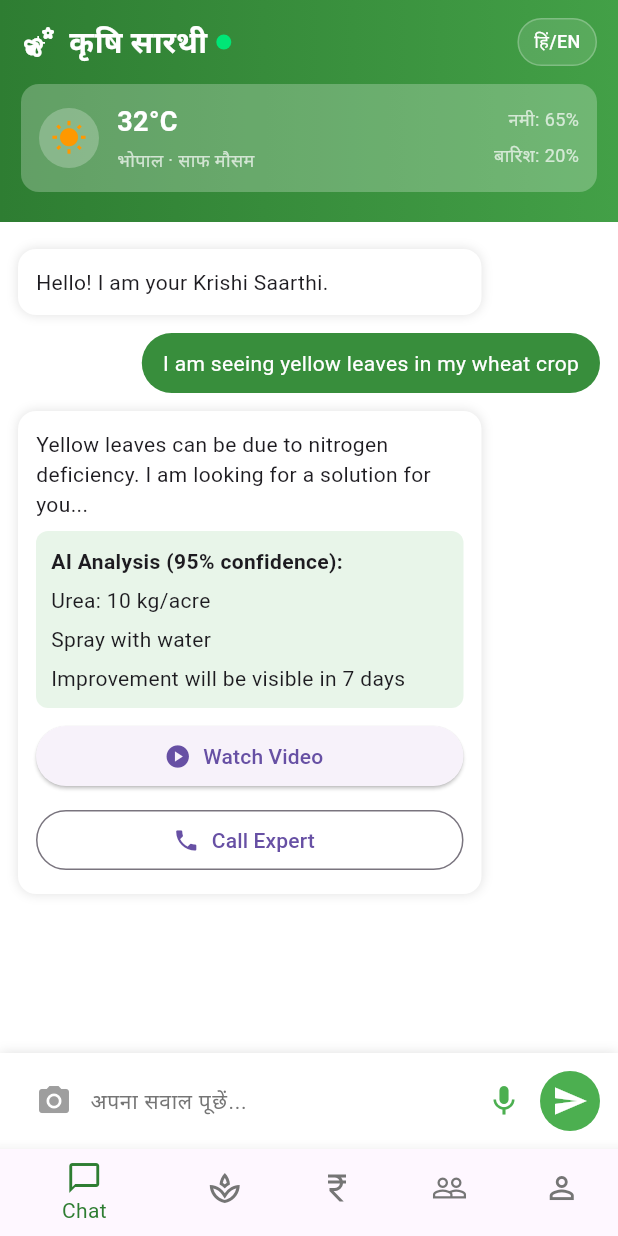
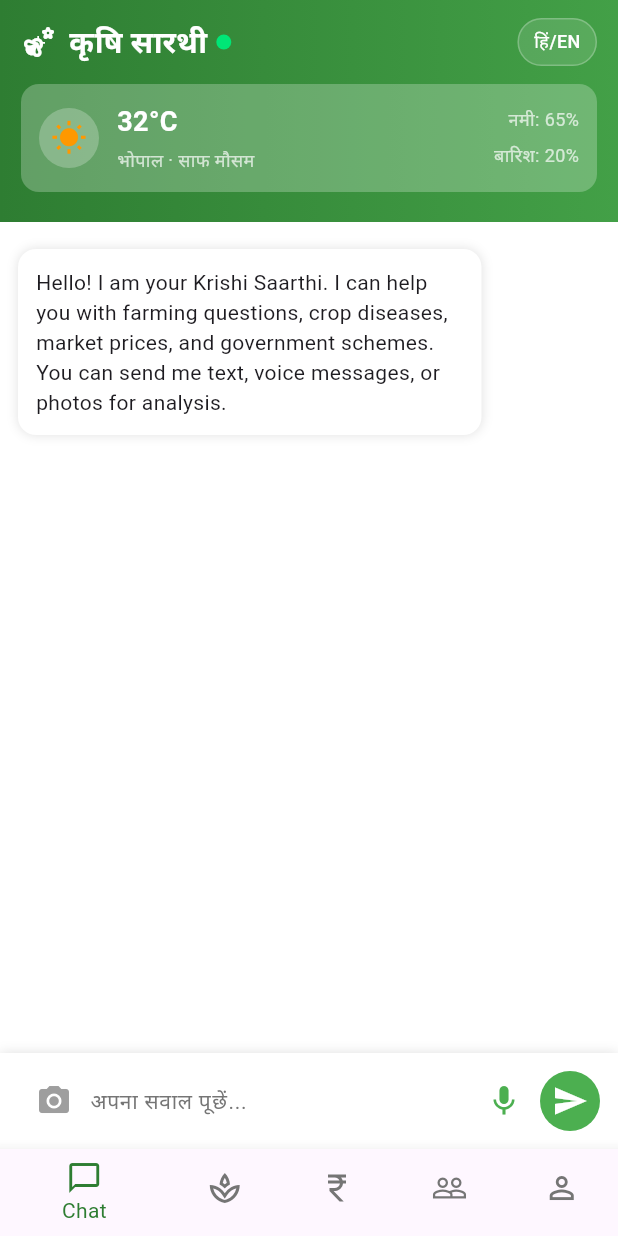
Before and after one commit to divyanshkul/Krishi-Saarthi, a Flutter app: the screen it shows after launch, on a phone screen of 412 x 824 dp. Run offline on Flutter 3.47's test engine with Material 3 defaults, Android fonts, the phone set to English and light mode, and no system bars; our stand-ins replace dio, flutter_dotenv, image_picker, permission_handler, shared_preferences, youtube_player_flutter; missing offline and left inert: record.

Commit message:
feat: implemented dynamic chat with video + website rendering

```diff
--- /dev/null
+++ b/mobile/lib/models/chat_message.dart
@@ -0,0 +1,32 @@
+import 'chat_response_model.dart';
+
+class ChatMessage {
+  final bool isUser;
+  final String text;
+  final ChatResponseModel? aiResponse;
+  final DateTime timestamp;
+
+  const ChatMessage({
+    required this.isUser,
+    required this.text,
+    this.aiResponse,
+    required this.timestamp,
+  });
+
+  factory ChatMessage.user(String text) {
+    return ChatMessage(
+      isUser: true,
+      text: text,
+      timestamp: DateTime.now(),
+    );
+  }
+
+  factory ChatMessage.ai(ChatResponseModel response) {
+    return ChatMessage(
+      isUser: false,
+      text: response.text,
+      aiResponse: response,
+      timestamp: DateTime.now(),
+    );
+  }
+}
--- /dev/null
+++ b/mobile/lib/models/chat_response_model.dart
@@ -0,0 +1,35 @@
+import 'package:youtube_player_flutter/youtube_player_flutter.dart';
+
+class ChatResponseModel {
+  final String text;
+  final String? videoUrl;
+  final String? videoTitle;
+  final String? websiteUrl;
+  final String? websiteTitle;
+
+  const ChatResponseModel({
+    required this.text,
+    this.videoUrl,
+    this.videoTitle,
+    this.websiteUrl,
+    this.websiteTitle,
+  });
+
+  factory ChatResponseModel.fromJson(Map<String, dynamic> json) {
+    return ChatResponseModel(
+      text: json['text'] ?? '',
+      videoUrl: json['video_url'],
+      videoTitle: json['video_title'],
+      websiteUrl: json['website_url'],
+      websiteTitle: json['website_title'],
+    );
+  }
+
+  bool get hasVideo => videoUrl != null && videoUrl!.isNotEmpty;
+  bool get hasWebsite => websiteUrl != null && websiteUrl!.isNotEmpty;
+
+  String? get videoId {
+    if (!hasVideo) return null;
+    return YoutubePlayer.convertUrlToId(videoUrl!);
+  }
+}
--- a/mobile/lib/pages/chat_page.dart
+++ b/mobile/lib/pages/chat_page.dart
@@ -1,4 +1,3 @@
-import 'dart:io';
 import 'package:flutter/material.dart';
 import 'package:provider/provider.dart';
 import 'package:krishi_saarthi_mobile/screens/voice_recording_screen.dart';
@@ -9,6 +8,8 @@ import '../providers/recording_provider.dart';
 import '../providers/photo_provider.dart';
 import '../providers/text_provider.dart';
 import '../providers/language_provider.dart';
+import '../models/chat_message.dart';
+import '../models/chat_response_model.dart';
 
 class ChatPage extends StatefulWidget {
   const ChatPage({super.key});
@@ -19,6 +20,47 @@ class ChatPage extends StatefulWidget {
 
 class _ChatPageState extends State<ChatPage> {
   final TextEditingController _textController = TextEditingController();
+  final List<ChatMessage> _chatHistory = [];
+
+  @override
+  void initState() {
+    super.initState();
+    _addWelcomeMessage();
+  }
+
+  void _addWelcomeMessage() {
+    final welcomeResponse = ChatResponseModel(
+      text: 'Hello! I am your Krishi Saarthi. I can help you with farming questions, crop diseases, market prices, and government schemes. You can send me text, voice messages, or photos for analysis.',
+    );
+    _chatHistory.add(ChatMessage.ai(welcomeResponse));
+  }
+
+  Widget _buildChatList() {
+    return ListView.builder(
+      padding: const EdgeInsets.all(12),
+      itemCount: _chatHistory.length,
+      itemBuilder: (context, index) {
+        final message = _chatHistory[index];
+
+        if (message.isUser) {
+          return ChatResponseCard(
+            isUser: true,
+            text: message.text,
+          );
+        } else {
+          final aiResponse = message.aiResponse!;
+          return ChatResponseCard(
+            isUser: false,
+            text: aiResponse.text,
+            videoUrl: aiResponse.videoUrl,
+            videoTitle: aiResponse.videoTitle,
+            websiteUrl: aiResponse.websiteUrl,
+            websiteTitle: aiResponse.websiteTitle,
+          );
+        }
+      },
+    );
+  }
 
   @override
   Widget build(BuildContext context) {
@@ -27,32 +69,7 @@ class _ChatPageState extends State<ChatPage> {
         children: [
           const AppHeader(),
           Expanded(
-            child: ListView(
-              padding: const EdgeInsets.all(12),
-              children: [
-                const ChatResponseCard(
-                  isUser: false,
-                  text: 'Hello! I am your Krishi Saarthi.',
-                  aiTitle: null,
-                ),
-                const ChatResponseCard(
-                  isUser: true,
-                  text: 'I am seeing yellow leaves in my wheat crop',
-                ),
-                const ChatResponseCard(
-                  isUser: false,
-                  text:
-                      'Yellow leaves can be due to nitrogen deficiency. I am looking for a solution for you...',
-                  aiTitle: 'AI Analysis (95% confidence):',
-                  aiBullets: [
-                    'Urea: 10 kg/acre',
-                    'Spray with water',
-                    'Improvement will be visible in 7 days',
-                  ],
-                  showActions: true,
-                ),
-              ],
-            ),
+            child: _buildChatList(),
           ),
           Consumer3<RecordingProvider, PhotoProvider, TextProvider>(
             builder: (context, recordingProvider, photoProvider, textProvider, child) {
@@ -314,6 +331,11 @@ class _ChatPageState extends State<ChatPage> {
 
     // Use Case 1 & 2: Text (with or without audio/photo) - Text takes priority
     if (hasText) {
+      // Add user message to chat
+      setState(() {
+        _chatHistory.add(ChatMessage.user(_textController.text));
+      });
+
       if (hasPhoto) {
         debugPrint('📝📷 Processing text + photo (ignoring audio if present)');
         await textProvider.processText(photoProvider.currentPhotoPath);
@@ -323,8 +345,11 @@ class _ChatPageState extends State<ChatPage> {
       }
 
       // Handle result
-      if (textProvider.processingState == TextProcessingState.success) {
-        debugPrint('✅ Text AI Response: ${textProvider.aiResponse}');
+      if (textProvider.processingState == TextProcessingState.success && textProvider.lastResponse != null) {
+        debugPrint('✅ Text AI Response: ${textProvider.lastResponse!.text}');
+        setState(() {
+          _chatHistory.add(ChatMessage.ai(textProvider.lastResponse!));
+        });
         _textController.clear(); // Clear text field
         if (hasPhoto) photoProvider.clearPhoto(); // Clear photo attachment
         if (hasAudio) recordingProvider.clearRecording(); // Clear audio if present
@@ -334,11 +359,19 @@ class _ChatPageState extends State<ChatPage> {
     }
     // Use Case 3: Audio + Photo
     else if (hasAudio && hasPhoto) {
+      // Add placeholder for audio input (will be replaced by AI response)
+      setState(() {
+        _chatHistory.add(ChatMessage.user("Audio message with photo"));
+      });
+
       debugPrint('🎵📷 Processing audio + photo');
       await recordingProvider.processAudio(photoProvider.currentPhotoPath);
 
-      if (recordingProvider.processingState == ProcessingState.success) {
-        debugPrint('✅ Audio+Photo AI Response: ${recordingProvider.aiResponse}');
+      if (recordingProvider.processingState == ProcessingState.success && recordingProvider.lastResponse != null) {
+        debugPrint('✅ Audio+Photo AI Response: ${recordingProvider.lastResponse!.text}');
+        setState(() {
+          _chatHistory.add(ChatMessage.ai(recordingProvider.lastResponse!));
+        });
         if (hasText) _textController.clear(); // Clear text if present
         photoProvider.clearPhoto(); // Clear photo attachment
       } else if (recordingProvider.processingState == ProcessingState.error && context.mounted) {
@@ -347,11 +380,19 @@ class _ChatPageState extends State<ChatPage> {
     }
     // Use Case 4: Audio Only
     else if (hasAudio && !hasPhoto) {
+      // Add placeholder for audio input (will be replaced by AI response)
+      setState(() {
+        _chatHistory.add(ChatMessage.user("Audio message"));
+      });
+
       debugPrint('🎵 Processing audio only');
       await recordingProvider.processAudio();
 
-      if (recordingProvider.processingState == ProcessingState.success) {
-        debugPrint('✅ Audio AI Response: ${recordingProvider.aiResponse}');
+      if (recordingProvider.processingState == ProcessingState.success && recordingProvider.lastResponse != null) {
+        debugPrint('✅ Audio AI Response: ${recordingProvider.lastResponse!.text}');
+        setState(() {
+          _chatHistory.add(ChatMessage.ai(recordingProvider.lastResponse!));
+        });
         if (hasText) _textController.clear(); // Clear text if present
       } else if (recordingProvider.processingState == ProcessingState.error && context.mounted) {
         _showError(context, 'Audio processing error: ${recordingProvider.processingError}');
--- a/mobile/lib/providers/recording_provider.dart
+++ b/mobile/lib/providers/recording_provider.dart
@@ -1,5 +1,6 @@
 import 'package:flutter/material.dart';
 import '../services/audio_processing_service.dart';
+import '../models/chat_response_model.dart';
 
 enum ProcessingState { idle, processing, success, error }
 
@@ -7,7 +8,7 @@ class RecordingProvider with ChangeNotifier {
   String? _currentRecordingPath;
   bool _hasRecording = false;
   ProcessingState _processingState = ProcessingState.idle;
-  String? _aiResponse;
+  ChatResponseModel? _lastResponse;
   String? _processingError;
 
   final AudioProcessingService _audioProcessingService = AudioProcessingService();
@@ -15,7 +16,7 @@ class RecordingProvider with ChangeNotifier {
   String? get currentRecordingPath => _currentRecordingPath;
   bool get hasRecording => _hasRecording;
   ProcessingState get processingState => _processingState;
-  String? get aiResponse => _aiResponse;
+  ChatResponseModel? get lastResponse => _lastResponse;
   String? get processingError => _processingError;
   bool get isProcessing => _processingState == ProcessingState.processing;
 
@@ -29,7 +30,7 @@ class RecordingProvider with ChangeNotifier {
     _currentRecordingPath = null;
     _hasRecording = false;
     _processingState = ProcessingState.idle;
-    _aiResponse = null;
+    _lastResponse = null;
     _processingError = null;
     notifyListeners();
   }
@@ -49,8 +50,8 @@ class RecordingProvider with ChangeNotifier {
 
       final result = await _audioProcessingService.processAudio(_currentRecordingPath!, imagePath);
 
-      if (result != null && result['success'] == true) {
-        _aiResponse = result['response'] ?? 'No response received';
+      if (result != null && result['success'] == true && result['response'] != null) {
+        _lastResponse = ChatResponseModel.fromJson(result['response']);
         _processingState = ProcessingState.success;
 
         // Clear recording after successful processing
@@ -70,7 +71,7 @@ class RecordingProvider with ChangeNotifier {
 
   void clearProcessing() {
     _processingState = ProcessingState.idle;
-    _aiResponse = null;
+    _lastResponse = null;
     _processingError = null;
     notifyListeners();
   }
--- a/mobile/lib/providers/text_provider.dart
+++ b/mobile/lib/providers/text_provider.dart
@@ -1,19 +1,20 @@
 import 'package:flutter/material.dart';
 import '../services/audio_processing_service.dart';
+import '../models/chat_response_model.dart';
 
 enum TextProcessingState { idle, processing, success, error }
 
 class TextProvider with ChangeNotifier {
   String _currentText = '';
   TextProcessingState _processingState = TextProcessingState.idle;
-  String? _aiResponse;
+  ChatResponseModel? _lastResponse;
   String? _processingError;
 
   final AudioProcessingService _audioProcessingService = AudioProcessingService();
 
   String get currentText => _currentText;
   TextProcessingState get processingState => _processingState;
-  String? get aiResponse => _aiResponse;
+  ChatResponseModel? get lastResponse => _lastResponse;
   String? get processingError => _processingError;
   bool get isProcessing => _processingState == TextProcessingState.processing;
   bool get hasText => _currentText.trim().isNotEmpty;
@@ -26,7 +27,7 @@ class TextProvider with ChangeNotifier {
   void clearText() {
     _currentText = '';
     _processingState = TextProcessingState.idle;
-    _aiResponse = null;
+    _lastResponse = null;
     _processingError = null;
     notifyListeners();
   }
@@ -46,8 +47,8 @@ class TextProvider with ChangeNotifier {
 
       final result = await _audioProcessingService.processText(_currentText, imagePath);
 
-      if (result != null && result['success'] == true) {
-        _aiResponse = result['response'] ?? 'No response received';
+      if (result != null && result['success'] == true && result['response'] != null) {
+        _lastResponse = ChatResponseModel.fromJson(result['response']);
         _processingState = TextProcessingState.success;
 
         // Clear text after successful processing
@@ -66,7 +67,7 @@ class TextProvider with ChangeNotifier {
 
   void clearProcessing() {
     _processingState = TextProcessingState.idle;
-    _aiResponse = null;
+    _lastResponse = null;
     _processingError = null;
     notifyListeners();
   }
--- a/mobile/lib/widgets/chat_response.dart
+++ b/mobile/lib/widgets/chat_response.dart
@@ -1,24 +1,34 @@
 import 'package:flutter/material.dart';
+import 'package:url_launcher/url_launcher.dart';
+import 'video_player_modal.dart';
 
 class ChatResponseCard extends StatelessWidget {
   final bool isUser;
   final String text;
-  final String? aiTitle;
-  final List<String>? aiBullets;
-  final bool showActions;
+  final String? videoUrl;
+  final String? videoTitle;
+  final String? websiteUrl;
+  final String? websiteTitle;
 
   const ChatResponseCard({
     super.key,
     this.isUser = false,
     required this.text,
-    this.aiTitle,
-    this.aiBullets,
-    this.showActions = false,
+    this.videoUrl,
+    this.videoTitle,
+    this.websiteUrl,
+    this.websiteTitle,
   });
 
   @override
   Widget build(BuildContext context) {
     if (isUser) {
+      return _buildUserMessage();
+    }
+    return _buildAIMessage(context);
+  }
+
+  Widget _buildUserMessage() {
     return Align(
       alignment: Alignment.centerRight,
       child: Container(
@@ -33,7 +43,7 @@ class ChatResponseCard extends StatelessWidget {
     );
   }
 
-    // AI response card
+  Widget _buildAIMessage(BuildContext context) {
     return Align(
       alignment: Alignment.centerLeft,
       child: Container(
@@ -49,51 +59,14 @@ class ChatResponseCard extends StatelessWidget {
           crossAxisAlignment: CrossAxisAlignment.start,
           children: [
             Text(text),
-            if (aiTitle != null ||
-                (aiBullets != null && aiBullets!.isNotEmpty)) ...[
-              const SizedBox(height: 8),
-              Container(
-                width: double.infinity,
-                padding: const EdgeInsets.all(10),
-                decoration: BoxDecoration(
-                  color: Colors.green.shade50,
-                  borderRadius: BorderRadius.circular(8),
-                ),
-                child: Column(
-                  crossAxisAlignment: CrossAxisAlignment.start,
-                  children: [
-                    if (aiTitle != null)
-                      Text(
-                        aiTitle!,
-                        style: const TextStyle(fontWeight: FontWeight.bold),
-                      ),
-                    if (aiBullets != null)
-                      ...aiBullets!.map(
-                        (b) => Padding(
-                          padding: const EdgeInsets.only(top: 6),
-                          child: Text(b),
-                        ),
-                      ),
-                  ],
-                ),
-              ),
-            ],
-            if (showActions) ...[
-              const SizedBox(height: 8),
+            if (_hasActions) ...[
+              const SizedBox(height: 12),
               Column(
                 crossAxisAlignment: CrossAxisAlignment.stretch,
                 children: [
-                  ElevatedButton.icon(
-                    onPressed: () {},
-                    icon: const Icon(Icons.play_circle),
-                    label: const Text('Watch Video'),
-                  ),
-                  const SizedBox(height: 8),
-                  OutlinedButton.icon(
-                    onPressed: () {},
-                    icon: const Icon(Icons.phone),
-                    label: const Text('Call Expert'),
-                  ),
+                  if (_hasVideo) _buildVideoButton(context),
+                  if (_hasVideo && _hasWebsite) const SizedBox(height: 8),
+                  if (_hasWebsite) _buildWebsiteButton(),
                 ],
               ),
             ],
@@ -102,4 +75,47 @@ class ChatResponseCard extends StatelessWidget {
       ),
     );
   }
+
+  Widget _buildVideoButton(BuildContext context) {
+    return ElevatedButton.icon(
+      onPressed: () => _onVideoTap(context),
+      icon: const Icon(Icons.play_circle),
+      label: Text(videoTitle ?? 'Watch Video'),
+      style: ElevatedButton.styleFrom(
+        backgroundColor: Colors.green.shade700,
+        foregroundColor: Colors.white,
+      ),
+    );
   }
+
+  Widget _buildWebsiteButton() {
+    return OutlinedButton.icon(
+      onPressed: _onWebsiteTap,
+      icon: const Icon(Icons.language),
+      label: Text(websiteTitle ?? 'View Website'),
+      style: OutlinedButton.styleFrom(
+        side: BorderSide(color: Colors.green.shade700),
+        foregroundColor: Colors.green.shade700,
+      ),
+    );
+  }
+
+  bool get _hasVideo => videoUrl != null && videoUrl!.isNotEmpty;
+  bool get _hasWebsite => websiteUrl != null && websiteUrl!.isNotEmpty;
+  bool get _hasActions => _hasVideo || _hasWebsite;
+
+  void _onVideoTap(BuildContext context) {
+    if (_hasVideo) {
+      VideoPlayerModal.show(context, videoUrl!, videoTitle);
+    }
+  }
+
+  void _onWebsiteTap() async {
+    if (_hasWebsite) {
+      final uri = Uri.parse(websiteUrl!);
+      if (await canLaunchUrl(uri)) {
+        await launchUrl(uri, mode: LaunchMode.externalApplication);
+      }
+    }
+  }
+}
--- a/mobile/pubspec.yaml
+++ b/mobile/pubspec.yaml
@@ -44,6 +44,7 @@ dependencies:
   image_picker: ^1.0.4
   path: ^1.9.0
   shared_preferences: ^2.2.2
+  url_launcher: ^6.2.0
 
 dev_dependencies:
   flutter_test:
```
Also changed, not shown: mobile/lib/widgets/video_player_modal.dart (added, +115 -0 lines), 1 other file. Lines whose indentation alone changed are shown as unchanged.
